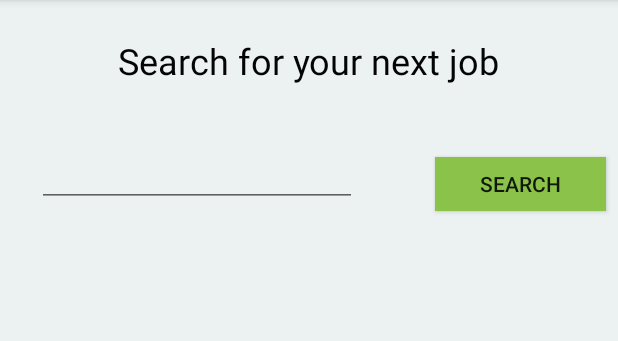
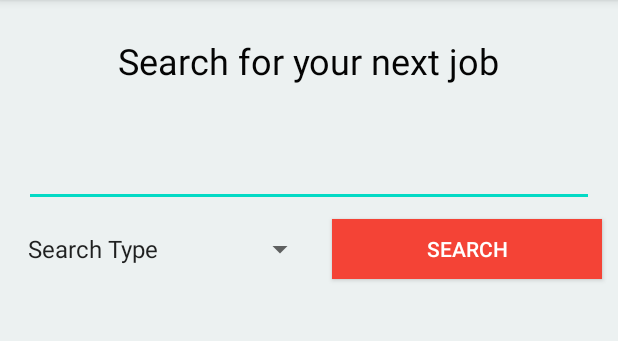
Before and after one commit to AkeelMNM/MADDProject, an Android app: the SearchActivity screen opened directly, with no data from a screen before it, after a tap on "SEARCH", on a phone screen of 412 x 824 dp, the part 84-425 px from its top. Run offline under Robolectric (Android 15) with nearby library versions, the phone set to English and light mode, and no system bars; our stand-ins replace Firebase (no records; nobody signed in at launch, a user with empty details on screens opened directly); Roboto replaces fonts that are not available here.

Commit message:
Minor updates in the App

```diff
--- a/app/build.gradle
+++ b/app/build.gradle
@@ -40,6 +40,7 @@ dependencies {
     testImplementation 'junit:junit:4.12'
     androidTestImplementation 'androidx.test.ext:junit:1.1.1'
     androidTestImplementation 'androidx.test.espresso:espresso-core:3.2.0'
+    androidTestImplementation 'com.android.support:support-annotations:24.0.0'
 
     implementation 'com.android.support:recyclerview-v7:30.0.0'
     implementation 'com.github.bumptech.glide:glide:4.11.0'
--- a/app/src/main/java/com/firstapp/jobfixer/JobViewForUserActivity.java
+++ b/app/src/main/java/com/firstapp/jobfixer/JobViewForUserActivity.java
@@ -77,7 +77,6 @@ public class JobViewForUserActivity extends AppCompatActivity {
                     public void onDataChange(@NonNull DataSnapshot dataSnapshot) {
 
                         SendRequestToCompany req = new SendRequestToCompany();
-                        req.setJobID(jID);
                         req.setUserID(SessionApplication.getUserID());
                         req.setApplicantName(SessionApplication.getUserName());
                         req.setApplicantEmail(SessionApplication.getUserEmail());
--- a/app/src/main/java/com/firstapp/jobfixer/SearchActivity.java
+++ b/app/src/main/java/com/firstapp/jobfixer/SearchActivity.java
@@ -6,15 +6,21 @@ import androidx.recyclerview.widget.DividerItemDecoration;
 import androidx.recyclerview.widget.LinearLayoutManager;
 import androidx.recyclerview.widget.RecyclerView;
 
+import android.content.Intent;
 import android.os.Bundle;
 import android.util.Log;
 import android.view.Menu;
 import android.view.MenuInflater;
+import android.view.MenuItem;
 import android.view.View;
+import android.widget.ArrayAdapter;
 import android.widget.Button;
 import android.widget.EditText;
+import android.widget.Spinner;
+import android.widget.Toast;
 
 import com.firstapp.jobfixer.Database.DBMaster;
+import com.firstapp.jobfixer.ViewAdapters.JobUserViewAdapter;
 import com.firstapp.jobfixer.ViewAdapters.JobViewAdapter;
 import com.google.firebase.database.DataSnapshot;
 import com.google.firebase.database.DatabaseError;
@@ -41,7 +47,7 @@ public class SearchActivity extends AppCompatActivity {
 
     EditText seBox;
     Button btnSe;
-    String seText;
+    String Ty;
 
 
     @Override
@@ -50,7 +56,15 @@ public class SearchActivity extends AppCompatActivity {
         setContentView(R.layout.activity_search);
         seBox = findViewById(R.id.searchBox);
         btnSe=findViewById(R.id.btnsearch);
-        seText = seBox.getText().toString();
+
+        Spinner searchSp = (Spinner) findViewById(R.id.searchSpinner);
+
+        /**Assigning the values to Job Type Spinner in the Activity**/
+        ArrayAdapter<String> arrayAdapter = new ArrayAdapter<String>(this, android.R.layout.simple_spinner_item, getResources().getStringArray(R.array.search_cat));
+        arrayAdapter.setDropDownViewResource(android.R.layout.simple_spinner_dropdown_item);
+        searchSp.setAdapter(arrayAdapter);
+
+        Ty = searchSp.getSelectedItem().toString();
 
         btnSe.setOnClickListener(new View.OnClickListener() {
             @Override
@@ -65,12 +79,41 @@ public class SearchActivity extends AppCompatActivity {
 
 
     private void initImageBitmaps() {
-        String n = seBox.getText().toString().trim();
-      dbRef=FirebaseDatabase.getInstance().getReference();
-      Query data =dbRef.orderByChild(DBMaster.Job.TABLE_NAME).startAt(seBox.getText().toString().trim()).endAt("\uf8ff");
-        data.addListenerForSingleValueEvent(new ValueEventListener() {
+        String SeText = seBox.getText().toString().trim();
+        Toast.makeText(this, SeText, Toast.LENGTH_SHORT).show();
+      dbRef=FirebaseDatabase.getInstance().getReference().child(DBMaster.Job.TABLE_NAME);
+      Query data = null;
+      if(Ty.equals("Job Name")){
+          data =dbRef.orderByChild(DBMaster.Job.COLUMN_NAME_TITLE).startAt(SeText).endAt(SeText+"\uf8ff");
+      }
+      else if (Ty.equals("Company Name")){
+          data =dbRef.orderByChild(DBMaster.Job.COLUMN_NAME_COMPANY_NAME).startAt(SeText).endAt(SeText+"\uf8ff");
+      }
+      else if (Ty.equals("Company Address")){
+          data =dbRef.orderByChild(DBMaster.Job.COLUMN_NAME_COMPANY_ADDRESS).startAt(SeText).endAt(SeText+"\uf8ff");
+      }
+      else if (Ty.equals("Salary")){
+          data =dbRef.orderByChild(DBMaster.Job.COLUMN_NAME_SALARY).startAt(SeText).endAt(SeText+"\uf8ff");
+      }
+      else if (Ty.equals("Job Type")){
+          data =dbRef.orderByChild(DBMaster.Job.COLUMN_NAME_TYPE).startAt(SeText).endAt(SeText+"\uf8ff");
+      }
+      else{
+          data =FirebaseDatabase.getInstance().getReference().child(DBMaster.Job.TABLE_NAME);
+      }
+
+      data.addListenerForSingleValueEvent(new ValueEventListener() {
             @Override
             public void onDataChange(@NonNull DataSnapshot snapshot) {
+
+               /* seJobID.clear();
+                seJobName.clear();
+                seComName.clear();
+                seJobAdd.clear();
+                seJobType.clear();
+                seJobSal.clear();
+                seJobDes.clear();
+                seJobCate.clear();*/
 
                 for (DataSnapshot jb : snapshot.getChildren()) {
                     seJobID.add(jb.getKey().toString());
@@ -95,9 +138,10 @@ public class SearchActivity extends AppCompatActivity {
 
     private void initRecyclerView() {
         Log.d(TAG, "initRecyclerView: started");
-        RecyclerView recyclerView = (RecyclerView) findViewById(R.id.viewComTable);
-        JobViewAdapter adapter = new JobViewAdapter(seJobID,seJobName,seComName,seJobAdd,seJobType,seJobSal,seJobDes,seJobCate,this);
+        RecyclerView recyclerView = (RecyclerView) findViewById(R.id.searchRelativeLayout);
+        JobUserViewAdapter adapter = new JobUserViewAdapter(seJobID,seJobName,seComName,seJobAdd,seJobType,seJobSal,seJobDes,seJobCate,this);
         recyclerView.setAdapter(adapter);
+
         recyclerView.setLayoutManager(new LinearLayoutManager(this));
 
         recyclerView.addItemDecoration(new DividerItemDecoration(recyclerView.getContext(), DividerItemDecoration.VERTICAL));
@@ -109,4 +153,49 @@ public class SearchActivity extends AppCompatActivity {
         inflater.inflate(R.menu.main_menu, menu);
         return true;
     }
+
+    /** Menu bar actions**/
+    @Override
+    public boolean onOptionsItemSelected(@NonNull MenuItem item) {
+        switch (item.getItemId()) {
+            case R.id.action_help:
+                helpCenter();
+                return true;
+            case R.id.action_logout:
+                logOut();
+                return true;
+            default:
+                return super.onOptionsItemSelected(item);
+        }
+    }
+
+    /** Logout from device**/
+    private void logOut() {
+        SessionApplication.setUserID("");
+        SessionApplication.setUserName("");
+        SessionApplication.setUserType("");
+        SessionApplication.setUserEmail("");
+
+        Intent intent = new Intent(SearchActivity.this,LoginActivity.class);
+        startActivity(intent);
+
+
+    }
+
+    private void helpCenter() {
+
+        Intent intent = new Intent(SearchActivity.this,HelpCenterActivity.class);
+        startActivity(intent);
+    }
+
+    @Override
+    protected void onStart() {
+        super.onStart();
+        /** check user is log in**/
+        if(SessionApplication.getUserName().equals("")){
+            Intent intent = new Intent(SearchActivity.this,LoginActivity.class);
+            startActivity(intent);
+        }
+
+    }
 }
--- a/app/src/main/res/layout/activity_create_resume.xml
+++ b/app/src/main/res/layout/activity_create_resume.xml
@@ -103,7 +103,6 @@
         android:layout_height="25dp"
         android:layout_marginTop="12dp"
 
-        android:entries="@array/job_cat"
         app:layout_constraintEnd_toStartOf="@+id/JobTitSpinner"
         app:layout_constraintHorizontal_bias="0.188"
         app:layout_constraintStart_toStartOf="parent"
@@ -117,7 +116,6 @@
         android:layout_marginEnd="28dp"
         android:layout_marginBottom="41dp"
 
-        android:entries="@array/job_role"
         app:layout_constraintBottom_toTopOf="@+id/txtAboutMe"
         app:layout_constraintEnd_toEndOf="parent"
         app:layout_constraintStart_toEndOf="@+id/JobCatSpinner"
--- a/app/src/main/res/layout/activity_search.xml
+++ b/app/src/main/res/layout/activity_search.xml
@@ -22,32 +22,47 @@
 
     <Button
         android:id="@+id/btnsearch"
-        android:layout_width="114dp"
-        android:layout_height="36dp"
-        android:layout_marginTop="48dp"
-        android:layout_marginEnd="8dp"
-        android:background="#8BC34A"
+        android:layout_width="180dp"
+        android:layout_height="40dp"
+        android:layout_marginTop="8dp"
+        android:background="@color/View_List_Sapply_Color"
         android:text="Search"
+        android:textColor="#FFFFFF"
         app:layout_constraintEnd_toEndOf="parent"
+        app:layout_constraintHorizontal_bias="0.5"
+        app:layout_constraintStart_toEndOf="@+id/searchSpinner"
+        app:layout_constraintTop_toBottomOf="@+id/searchBox" />
+
+    <EditText
+        android:id="@+id/searchBox"
+        android:layout_width="380dp"
+        android:layout_height="wrap_content"
+        android:layout_marginTop="36dp"
+        android:ems="10"
+        android:inputType="textPersonName"
+        app:layout_constraintEnd_toEndOf="parent"
+        app:layout_constraintHorizontal_bias="0.5"
+        app:layout_constraintStart_toStartOf="parent"
         app:layout_constraintTop_toBottomOf="@+id/textView1" />
 
     <androidx.recyclerview.widget.RecyclerView
         android:id="@+id/searchRelativeLayout"
-        android:layout_width="409dp"
-        android:layout_height="587dp"
+        android:layout_width="405dp"
+        android:layout_height="565dp"
+        android:layout_marginTop="8dp"
         app:layout_constraintEnd_toEndOf="parent"
+        app:layout_constraintHorizontal_bias="0.5"
         app:layout_constraintStart_toStartOf="parent"
-        tools:layout_editor_absoluteY="154dp" />
+        app:layout_constraintTop_toBottomOf="@+id/searchSpinner" />
 
-    <EditText
-        android:id="@+id/searchBox"
-        android:layout_width="wrap_content"
-        android:layout_height="wrap_content"
-        android:layout_marginTop="36dp"
-        android:layout_marginEnd="52dp"
-        android:ems="10"
-        android:inputType="textPersonName"
+    <Spinner
+        android:id="@+id/searchSpinner"
+        android:layout_width="200dp"
+        android:layout_height="40dp"
+        android:layout_marginTop="8dp"
         app:layout_constraintEnd_toStartOf="@+id/btnsearch"
-        app:layout_constraintTop_toBottomOf="@+id/textView1" />
+        app:layout_constraintHorizontal_bias="0.5"
+        app:layout_constraintStart_toStartOf="parent"
+        app:layout_constraintTop_toBottomOf="@+id/searchBox" />
 
 </androidx.constraintlayout.widget.ConstraintLayout>
--- a/app/src/main/res/layout/activity_update_resume.xml
+++ b/app/src/main/res/layout/activity_update_resume.xml
@@ -92,7 +92,6 @@
         android:layout_width="148dp"
         android:layout_height="28dp"
         android:layout_marginTop="16dp"
-        android:entries="@array/job_cat"
         android:spinnerMode="dropdown"
         app:layout_constraintEnd_toStartOf="@+id/JobReUpTitSpinner"
         app:layout_constraintHorizontal_bias="0.19"
@@ -105,7 +104,6 @@
         android:layout_height="29dp"
         android:layout_marginEnd="40dp"
         android:layout_marginBottom="42dp"
-        android:entries="@array/job_role"
         app:layout_constraintBottom_toTopOf="@+id/txtReUpAboutMe"
         app:layout_constraintEnd_toEndOf="parent"
         app:layout_constraintTop_toBottomOf="@+id/txtReUpEmail"
```
Also changed, not shown: app/src/main/res/values/strings.xml (+12 -32 lines), 2 other files.
